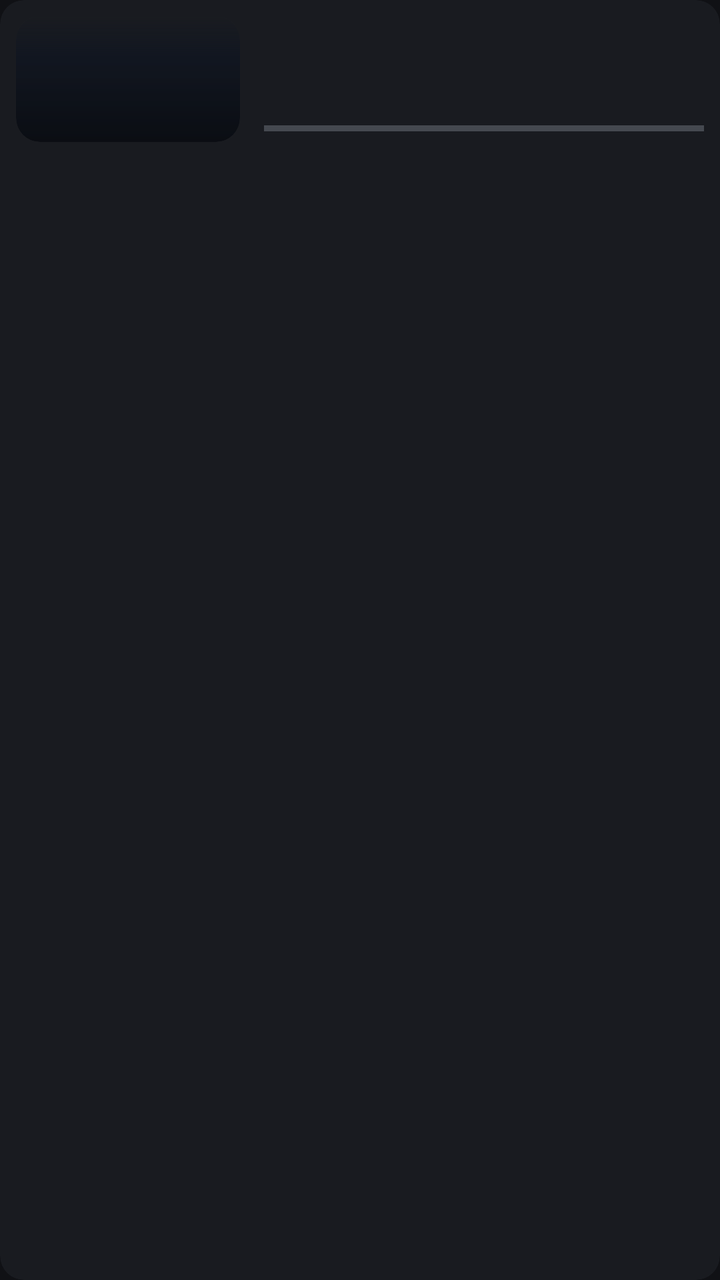
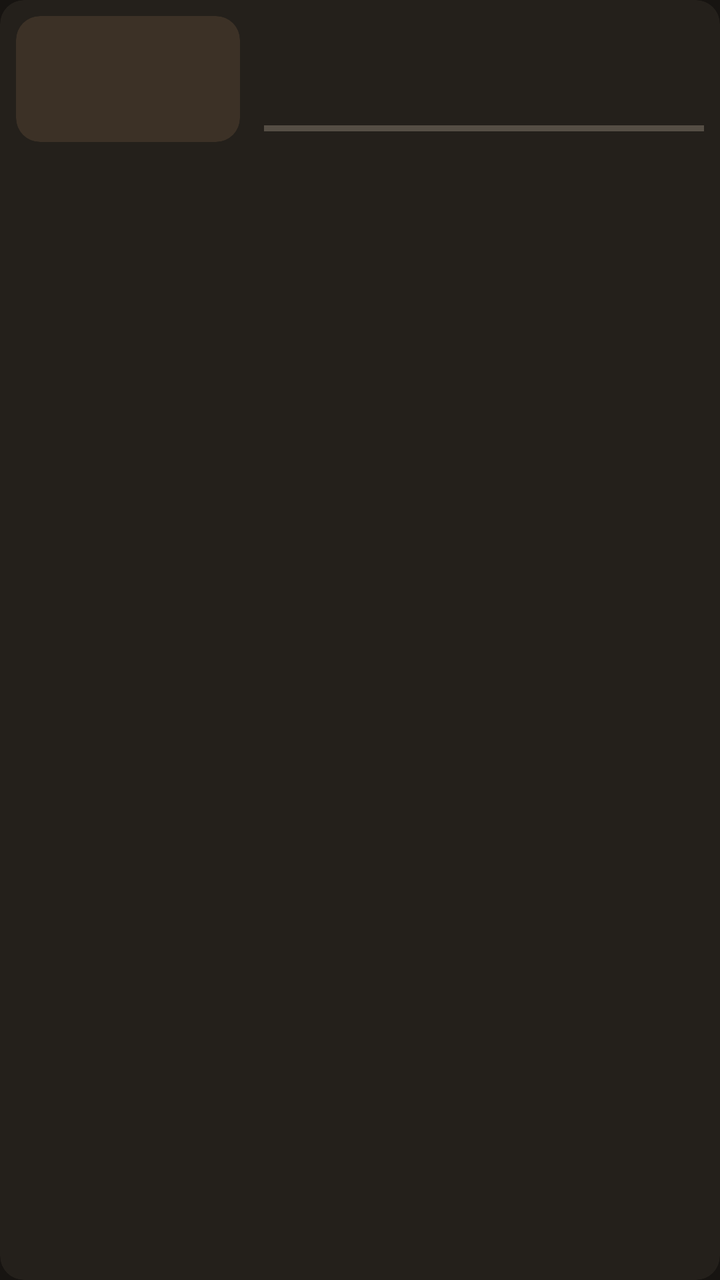

An Android layout rendered at two revisions. The XML below is the earlier revision; the diff shows what the commit changed to produce the second picture.
<!-- AndroidManifest.xml: another module's application theme Theme.Juying -->
<!-- res/layout/item_media_row.xml -->
<FrameLayout xmlns:android="http://schemas.android.com/apk/res/android"
    android:layout_width="match_parent"
    android:layout_height="wrap_content"
    android:layout_margin="4dp"
    android:minHeight="76dp"
    android:background="@drawable/bg_item_focusable"
    android:foreground="@drawable/bg_poster_focus_border"
    android:clipToOutline="true"
    android:focusable="true"
    android:clickable="true"
    android:descendantFocusability="blocksDescendants">

    <LinearLayout
        android:id="@+id/contentLayout"
        android:layout_width="match_parent"
        android:layout_height="wrap_content"
        android:minHeight="76dp"
        android:gravity="center_vertical"
        android:orientation="horizontal"
        android:padding="8dp">

        
        <FrameLayout
            android:id="@+id/thumbContainer"
            android:layout_width="112dp"
            android:layout_height="63dp"
            android:layout_marginEnd="12dp"
            android:clipToOutline="true"
            android:background="@drawable/bg_poster_glass_scrim">

            <ImageView
                android:id="@+id/cover"
                android:layout_width="match_parent"
                android:layout_height="match_parent"
                android:scaleType="centerCrop"
                android:importantForAccessibility="no"
                android:visibility="gone" />

            <ImageView
                android:id="@+id/icon"
                android:layout_width="28dp"
                android:layout_height="28dp"
                android:layout_gravity="center"
                android:importantForAccessibility="no" />
        </FrameLayout>

        <LinearLayout
            android:id="@+id/textGroup"
            android:layout_width="0dp"
            android:layout_height="wrap_content"
            android:layout_weight="1"
            android:orientation="vertical">

            <TextView
                android:id="@+id/title"
                android:layout_width="match_parent"
                android:layout_height="wrap_content"
                android:textSize="@dimen/jy_text_body"
                android:textColor="?attr/jy_on_surface"
                android:textStyle="bold"
                android:maxLines="2"
                android:ellipsize="end" />

            <TextView
                android:id="@+id/subtitle"
                style="@style/JyBody"
                android:layout_width="match_parent"
                android:layout_height="wrap_content"
                android:maxLines="1"
                android:ellipsize="end"
                android:layout_marginTop="3dp" />

            <ProgressBar
                android:id="@+id/progress"
                style="?android:attr/progressBarStyleHorizontal"
                android:layout_width="match_parent"
                android:layout_height="3dp"
                android:max="1000"
                android:layout_marginTop="6dp" />
        </LinearLayout>
    </LinearLayout>
</FrameLayout>
<!-- resources referenced by this layout -->
<resources>
  <dimen name="jy_text_body">15sp</dimen>
  <!-- drawable bg_item_focusable (drawable) -->
  <?xml version="1.0" encoding="utf-8"?>
  <selector xmlns:android="http://schemas.android.com/apk/res/android">
      <item android:state_focused="true">
          <shape android:shape="rectangle">
              <solid android:color="?attr/jy_surface_variant" />
              <stroke android:width="3dp" android:color="?attr/jy_accent" />
              <corners android:radius="@dimen/jy_radius" />
          </shape>
      </item>
      <item android:state_selected="true">
          <shape android:shape="rectangle">
              <solid android:color="?attr/jy_surface_variant" />
              <corners android:radius="@dimen/jy_radius" />
          </shape>
      </item>
      <item>
          <shape android:shape="rectangle">
              <solid android:color="?attr/jy_surface" />
              <corners android:radius="@dimen/jy_radius" />
          </shape>
      </item>
  </selector>
  <!-- drawable bg_poster_focus_border (drawable) -->
  <?xml version="1.0" encoding="utf-8"?>
  <selector xmlns:android="http://schemas.android.com/apk/res/android">
      <item android:state_focused="true">
          <shape android:shape="rectangle">
              <solid android:color="@android:color/transparent" />
              <stroke android:width="3dp" android:color="?attr/jy_accent" />
              <corners android:radius="@dimen/jy_radius" />
          </shape>
      </item>
      <item android:state_pressed="true">
          <shape android:shape="rectangle">
              <solid android:color="#20FFFFFF" />
              <stroke android:width="2dp" android:color="?attr/jy_accent" />
              <corners android:radius="@dimen/jy_radius" />
          </shape>
      </item>
      <item>
          <shape android:shape="rectangle">
              <solid android:color="@android:color/transparent" />
              <corners android:radius="@dimen/jy_radius" />
          </shape>
      </item>
  </selector>
  <!-- drawable bg_poster_glass_scrim (drawable) -->
  <?xml version="1.0" encoding="utf-8"?>
  <shape xmlns:android="http://schemas.android.com/apk/res/android"
      android:shape="rectangle">
      <gradient
          android:angle="270"
          android:startColor="#00090D14"
          android:centerColor="#B80E1420"
          android:endColor="#F2090C12"
          android:centerY="0.32"
          android:type="linear" />
      <corners
          android:radius="@dimen/jy_radius" />
  </shape>
  <style name="JyBody">
          <item name="android:textColor">?attr/jy_on_surface_secondary</item>
          <item name="android:textSize">@dimen/jy_text_body</item>
      </style>
  <style name="Theme.Juying" parent="Theme.Material3.Dark.NoActionBar">
      <item name="jy_background">#101115</item>
      <item name="jy_surface">#191B20</item>
      <item name="jy_surface_variant">#303238</item>
      <item name="jy_accent">#F5F4F1</item>
      <item name="jy_on_surface">#F5F4F1</item>
      <item name="jy_on_surface_secondary">#ADB3BF</item>
      <item name="jy_error">#FF8178</item>
      <item name="colorPrimary">#F5F4F1</item>
      <item name="colorOnPrimary">#101115</item>
      <item name="colorSurface">#191B20</item>
      <item name="colorOnSurface">#F5F4F1</item>
      <item name="colorSecondaryContainer">?attr/jy_surface_variant</item><item name="colorOnSecondaryContainer">?attr/jy_on_surface</item>
      <item name="colorOutline">#ADB3BF</item>
      <item name="android:windowBackground">#101115</item>
      <item name="android:statusBarColor">#101115</item>
      <item name="android:navigationBarColor">#101115</item>
      <item name="android:textColorPrimary">@color/theme_juying_primary</item>
      <item name="android:textColorSecondary">@color/theme_juying_secondary</item>
      <item name="android:windowLightStatusBar">false</item>
    </style>
  <dimen name="jy_radius">12dp</dimen>
  <color name="theme_juying_primary">#F5F4F1</color>
  <color name="theme_juying_secondary">#ADB3BF</color>
</resources>

<!-- the commit's change to res/layout/item_media_row.xml (unified diff, before → after) -->
@@ -26,7 +26,7 @@
             android:layout_height="63dp"
             android:layout_marginEnd="12dp"
             android:clipToOutline="true"
-            android:background="@drawable/bg_poster_glass_scrim">
+            android:background="@drawable/bg_media_artwork">
 
             <ImageView
                 android:id="@+id/cover"
@@ -38,6 +38,7 @@
 
             <ImageView
                 android:id="@+id/icon"
+                android:tint="?attr/jy_accent"
                 android:layout_width="28dp"
                 android:layout_height="28dp"
                 android:layout_gravity="center"
<!-- resource entries referenced after the edit -->
@@ -24,6 +24,12 @@
           </shape>
       </item>
   </selector>
+  <!-- drawable bg_media_artwork (drawable) -->
+  <?xml version="1.0" encoding="utf-8"?>
+  <shape xmlns:android="http://schemas.android.com/apk/res/android" android:shape="rectangle">
+      <solid android:color="?attr/jy_surface_variant" />
+      <corners android:radius="@dimen/jy_radius" />
+  </shape>
   <!-- drawable bg_poster_focus_border (drawable) -->
   <?xml version="1.0" encoding="utf-8"?>
   <selector xmlns:android="http://schemas.android.com/apk/res/android">
@@ -48,47 +54,33 @@
           </shape>
       </item>
   </selector>
-  <!-- drawable bg_poster_glass_scrim (drawable) -->
-  <?xml version="1.0" encoding="utf-8"?>
-  <shape xmlns:android="http://schemas.android.com/apk/res/android"
-      android:shape="rectangle">
-      <gradient
-          android:angle="270"
-          android:startColor="#00090D14"
-          android:centerColor="#B80E1420"
-          android:endColor="#F2090C12"
-          android:centerY="0.32"
-          android:type="linear" />
-      <corners
-          android:radius="@dimen/jy_radius" />
-  </shape>
   <style name="JyBody">
           <item name="android:textColor">?attr/jy_on_surface_secondary</item>
           <item name="android:textSize">@dimen/jy_text_body</item>
       </style>
   <style name="Theme.Juying" parent="Theme.Material3.Dark.NoActionBar">
-      <item name="jy_background">#101115</item>
-      <item name="jy_surface">#191B20</item>
-      <item name="jy_surface_variant">#303238</item>
-      <item name="jy_accent">#F5F4F1</item>
-      <item name="jy_on_surface">#F5F4F1</item>
-      <item name="jy_on_surface_secondary">#ADB3BF</item>
+      <item name="jy_background">#171411</item>
+      <item name="jy_surface">#24201B</item>
+      <item name="jy_surface_variant">#3C3126</item>
+      <item name="jy_accent">#F4BB68</item>
+      <item name="jy_on_surface">#FFF4E5</item>
+      <item name="jy_on_surface_secondary">#C7B8A5</item>
       <item name="jy_error">#FF8178</item>
-      <item name="colorPrimary">#F5F4F1</item>
-      <item name="colorOnPrimary">#101115</item>
-      <item name="colorSurface">#191B20</item>
-      <item name="colorOnSurface">#F5F4F1</item>
+      <item name="colorPrimary">#F4BB68</item>
+      <item name="colorOnPrimary">#171411</item>
+      <item name="colorSurface">#24201B</item>
+      <item name="colorOnSurface">#FFF4E5</item>
       <item name="colorSecondaryContainer">?attr/jy_surface_variant</item><item name="colorOnSecondaryContainer">?attr/jy_on_surface</item>
-      <item name="colorOutline">#ADB3BF</item>
-      <item name="android:windowBackground">#101115</item>
-      <item name="android:statusBarColor">#101115</item>
-      <item name="android:navigationBarColor">#101115</item>
+      <item name="colorOutline">#C7B8A5</item>
+      <item name="android:windowBackground">#171411</item>
+      <item name="android:statusBarColor">#171411</item>
+      <item name="android:navigationBarColor">#171411</item>
       <item name="android:textColorPrimary">@color/theme_juying_primary</item>
       <item name="android:textColorSecondary">@color/theme_juying_secondary</item>
       <item name="android:windowLightStatusBar">false</item>
     </style>
   <dimen name="jy_radius">12dp</dimen>
-  <color name="theme_juying_primary">#F5F4F1</color>
-  <color name="theme_juying_secondary">#ADB3BF</color>
+  <color name="theme_juying_primary">#FFF4E5</color>
+  <color name="theme_juying_secondary">#C7B8A5</color>
 </resources>
 
